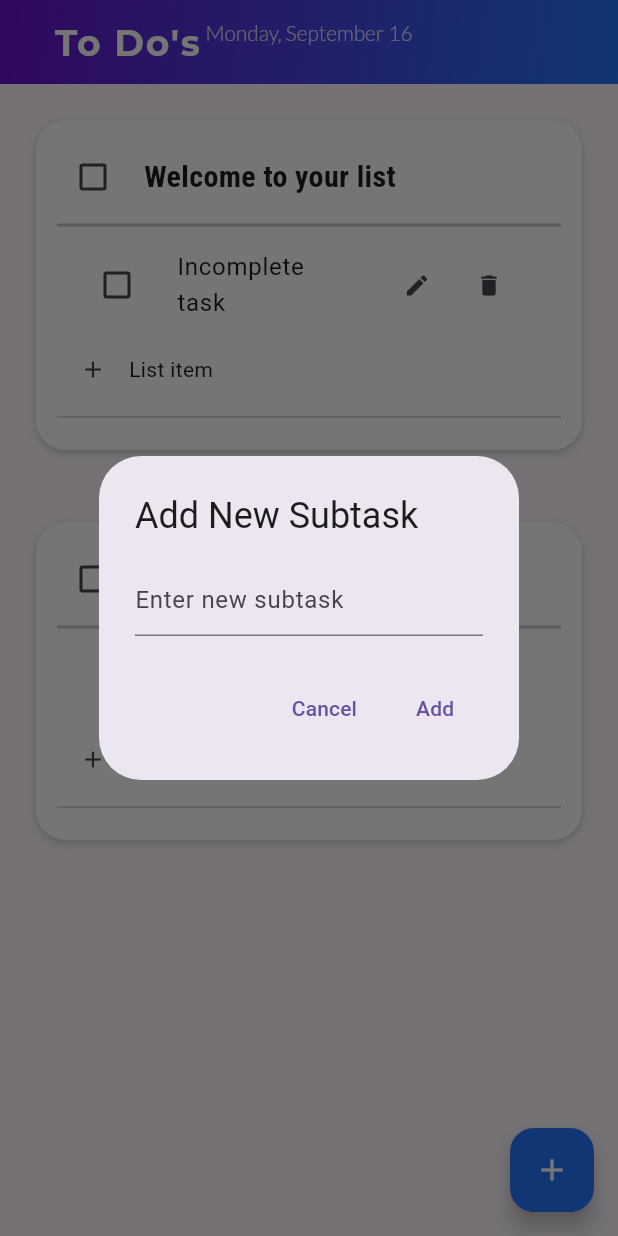
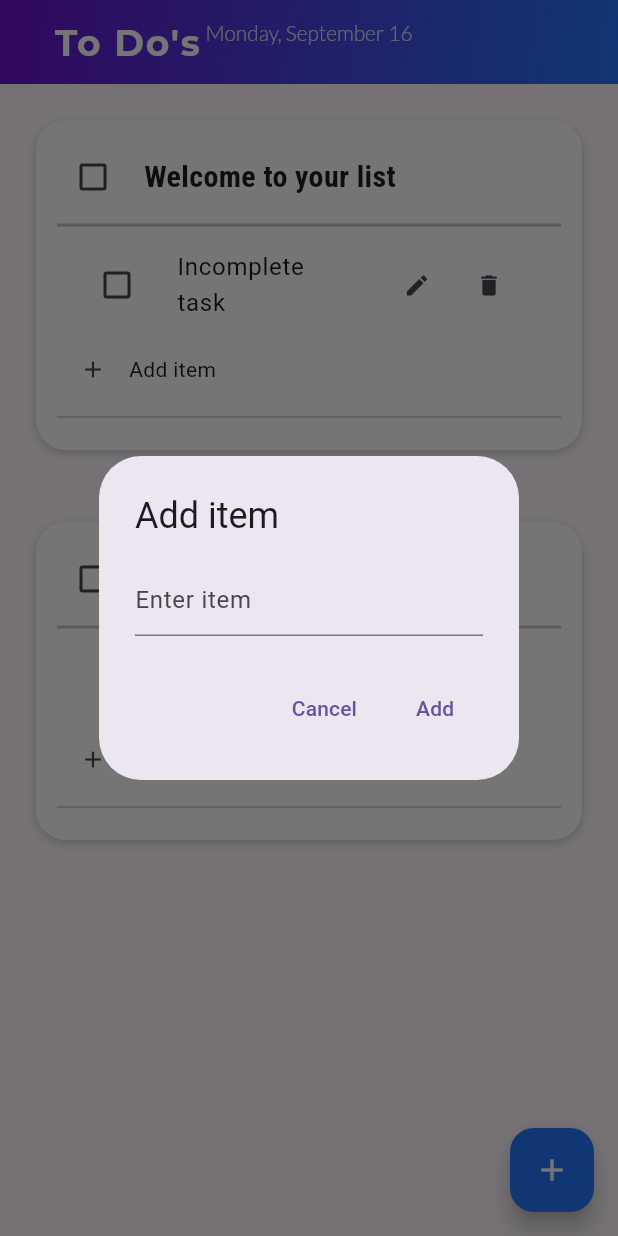
Before and after one commit to pickachuuu/to_do_list, a Flutter app: the screen it shows after launch, after a tap on the "add" icon, on a phone screen of 412 x 824 dp. Run offline on Flutter 3.47's test engine with Material 3 defaults, Android fonts, the phone set to English and light mode, and no system bars; our stand-ins replace google_fonts, hive_flutter; accounts and stored records are empty.

Commit message:
feat: finished all subtask functionalities

```diff
--- a/lib/data/database.dart
+++ b/lib/data/database.dart
@@ -21,7 +21,7 @@ class ToDoDatabase{
       _myBox.put("TODOLIST", tileVal);
     }
 
-  void updateInnerList(int index, List<dynamic> newSubtask) {
+    void insertInnerList(int index, List<dynamic> newSubtask) {
       // Access the inner list
       // print("Runtime type of inner list: ${.runtimeType}");
       // print("Runtime type of test list: ${newSubtask.runtimeType}");
@@ -31,5 +31,4 @@ class ToDoDatabase{
       // tileVal[index][2].add(newSubtask);
       _myBox.put("TODOLIST", tileVal);
     }
-
 }
--- a/lib/pages/main_page.dart
+++ b/lib/pages/main_page.dart
@@ -157,7 +157,8 @@ class _HomePageState extends State<HomePage> {
             taskList: db.tileVal[index][2],
             onChanged: (value) => boxSelected(value, index),
             index: index,
-            onUpdate: (index, newSubtask) => db.updateInnerList(index, newSubtask),
+            onInsert: (index, newSubtask) => db.insertInnerList(index, newSubtask),
+            updateData: () => db.updateData(),
           );
         },
       ),
--- a/lib/util/list_tile.dart
+++ b/lib/util/list_tile.dart
@@ -9,7 +9,8 @@ class TaskTile extends StatefulWidget {
   final List<dynamic> taskList;
   final Function(bool?)? onChanged;
   final int index;
-  final Function(int, List<dynamic>) onUpdate;
+  final Function(int, List<dynamic>) onInsert;
+  VoidCallback updateData;
 
   TaskTile({
     super.key,
@@ -18,7 +19,8 @@ class TaskTile extends StatefulWidget {
     required this.taskList,
     required this.onChanged,
     required this.index,
-    required this.onUpdate
+    required this.onInsert,
+    required this.updateData,
   });
 
   @override
@@ -40,10 +42,10 @@ class _TaskTileState extends State<TaskTile> {
     showDialog(
       context: context,
       builder: (context) => AlertDialog(
-        title: const Text('Add New Subtask'),
+        title: const Text('Add item'),
         content: TextField(
           controller: _newTaskController,
-          decoration: const InputDecoration(hintText: 'Enter new subtask'),
+          decoration: const InputDecoration(hintText: 'Enter item'),
         ),
         actions: [
           TextButton(
@@ -56,7 +58,7 @@ class _TaskTileState extends State<TaskTile> {
                 setState(() {
                   widget.taskList.add([_newTaskController.text, false]);
                 });
-                widget.onUpdate(widget.index, [_newTaskController.text, false]);
+                widget.onInsert(widget.index, [_newTaskController.text, false]);
                 _newTaskController.clear();
               }
               Navigator.pop(context);
@@ -69,15 +71,15 @@ class _TaskTileState extends State<TaskTile> {
   }
 
   void _editSubtask(int index) {
-    _editController.text = widget.taskList[index][1]; // Pre-fill with subtask name
+    _editController.text = widget.taskList[index][0]; // Pre-fill with subtask name
 
     showDialog(
       context: context,
       builder: (context) => AlertDialog(
-        title: const Text('Edit Subtask'),
+        title: const Text('Edit item'),
         content: TextField(
           controller: _editController,
-          decoration: const InputDecoration(hintText: 'Enter new subtask'),
+          decoration: const InputDecoration(hintText: 'Edit item'),
         ),
         actions: [
           TextButton(
@@ -88,8 +90,9 @@ class _TaskTileState extends State<TaskTile> {
             onPressed: () {
               if (_editController.text.isNotEmpty) {
                 setState(() {
-                  widget.taskList[index][1] = _editController.text; // Update subtask name
+                  widget.taskList[index][0] = _editController.text; // Update subtask name
                 });
+                widget.updateData();
               }
               Navigator.pop(context);
             },
@@ -149,6 +152,7 @@ class _TaskTileState extends State<TaskTile> {
                         setState(() {
                           subtask[1] = value!; // Update subtask's completion status with inverted value
                         });
+                        widget.updateData();
                       },
                     ),
                     title: Text(subtask[0]),
@@ -175,7 +179,7 @@ class _TaskTileState extends State<TaskTile> {
                   icon: const Icon(Icons.add, size: 18),
                   onPressed: _addSubtask,
                 ),
-                const Text("List item"),
+                const Text("Add item"),
               ],
             ),
             const Divider(),
@@ -195,6 +199,7 @@ class _TaskTileState extends State<TaskTile> {
                     setState(() {
                       subtask[1] = value!;
                     });
+                    widget.updateData();
                   },
                 ),
                 title: Text(
```
Lines whose indentation alone changed are shown as unchanged.
